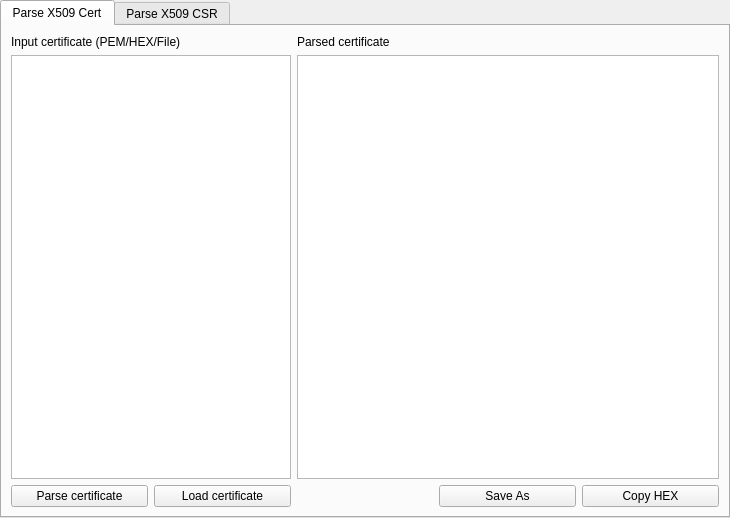
Qt form ui/Certificates/UiCertificates.ui (caffedrine/CryptoPocketKnife) before a commit.
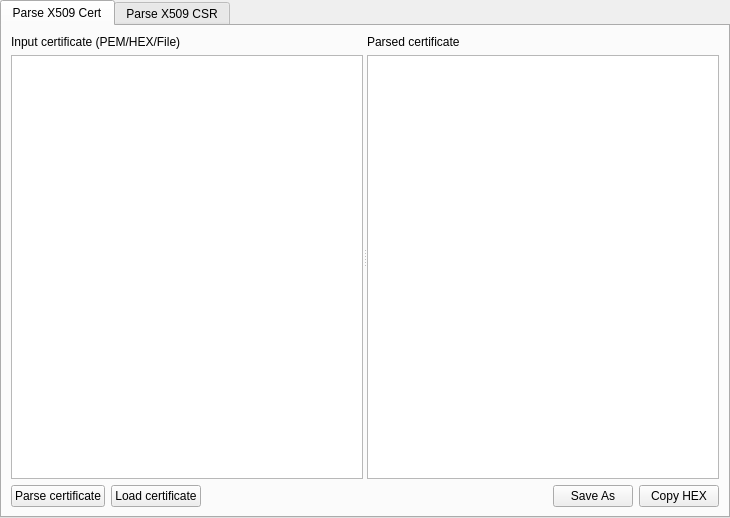
The same form after that commit. Custom widgets are drawn as their Qt base class.

The edit to the form file:
```diff
--- a/ui/Certificates/UiCertificates.ui
+++ b/ui/Certificates/UiCertificates.ui
@@ -35,57 +35,86 @@
       <attribute name="title">
        <string>Parse X509 Cert</string>
       </attribute>
-      <layout class="QGridLayout" name="gridLayout_12">
-       <item row="0" column="0" colspan="2">
-        <widget class="QLabel" name="label_27">
-         <property name="text">
-          <string>Input certificate (PEM/HEX/File)</string>
+      <layout class="QGridLayout" name="gridLayout_3">
+       <item row="0" column="0" colspan="5">
+        <widget class="QSplitter" name="splitter_2">
+         <property name="orientation">
+          <enum>Qt::Horizontal</enum>
          </property>
-        </widget>
-       </item>
-       <item row="0" column="2">
-        <widget class="QLabel" name="label_28">
-         <property name="text">
-          <string>Parsed certificate</string>
-         </property>
-        </widget>
-       </item>
-       <item row="1" column="0" colspan="2">
-        <widget class="AdvancedTextEdit" name="textEdit_certificates_Parse_InputCertificate">
-         <property name="html">
-          <string>&lt;!DOCTYPE HTML PUBLIC &quot;-//W3C//DTD HTML 4.0//EN&quot; &quot;http://www.w3.org/TR/REC-html40/strict.dtd&quot;&gt;
+         <widget class="QWidget" name="verticalLayoutWidget_4">
+          <layout class="QVBoxLayout" name="verticalLayout_Input_2">
+           <item>
+            <widget class="QLabel" name="label_27">
+             <property name="text">
+              <string>Input certificate (PEM/HEX/File)</string>
+             </property>
+            </widget>
+           </item>
+           <item>
+            <widget class="AdvancedTextEdit" name="textEdit_certificates_Parse_InputCertificate">
+             <property name="html">
+              <string>&lt;!DOCTYPE HTML PUBLIC &quot;-//W3C//DTD HTML 4.0//EN&quot; &quot;http://www.w3.org/TR/REC-html40/strict.dtd&quot;&gt;
 &lt;html&gt;&lt;head&gt;&lt;meta name=&quot;qrichtext&quot; content=&quot;1&quot; /&gt;&lt;meta charset=&quot;utf-8&quot; /&gt;&lt;style type=&quot;text/css&quot;&gt;
 p, li { white-space: pre-wrap; }
-&lt;/style&gt;&lt;/head&gt;&lt;body style=&quot; font-family:'Ubuntu'; font-size:11pt; font-weight:400; font-style:normal;&quot;&gt;
+hr { height: 1px; border-width: 0; }
+&lt;/style&gt;&lt;/head&gt;&lt;body style=&quot; font-family:'Segoe UI'; font-size:9pt; font-weight:400; font-style:normal;&quot;&gt;
 &lt;p style=&quot;-qt-paragraph-type:empty; margin-top:0px; margin-bottom:0px; margin-left:0px; margin-right:0px; -qt-block-indent:0; text-indent:0px; font-family:'MS Shell Dlg 2'; font-size:8.25pt;&quot;&gt;&lt;br /&gt;&lt;/p&gt;&lt;/body&gt;&lt;/html&gt;</string>
-         </property>
+             </property>
+            </widget>
+           </item>
+          </layout>
+         </widget>
+         <widget class="QWidget" name="verticalLayoutWidget_3">
+          <layout class="QVBoxLayout" name="verticalLayout_Output_2">
+           <item>
+            <widget class="QLabel" name="label_28">
+             <property name="text">
+              <string>Parsed certificate</string>
+             </property>
+            </widget>
+           </item>
+           <item>
+            <widget class="QTextEdit" name="textEdit_certificates_Parse_ParsedCertificate"/>
+           </item>
+          </layout>
+         </widget>
         </widget>
        </item>
-       <item row="1" column="2" colspan="3">
-        <widget class="QTextEdit" name="textEdit_certificates_Parse_ParsedCertificate"/>
-       </item>
-       <item row="2" column="0">
+       <item row="1" column="0">
         <widget class="QPushButton" name="pushButton_certificates_Parse_ParseCertificate">
          <property name="text">
           <string>Parse certificate</string>
          </property>
         </widget>
        </item>
-       <item row="2" column="1">
+       <item row="1" column="1">
         <widget class="QPushButton" name="pushButton_certificates_Parse_LoadCertificate">
          <property name="text">
           <string>Load certificate</string>
          </property>
         </widget>
        </item>
-       <item row="2" column="3">
+       <item row="1" column="2">
+        <spacer name="horizontalSpacer_2">
+         <property name="orientation">
+          <enum>Qt::Horizontal</enum>
+         </property>
+         <property name="sizeHint" stdset="0">
+          <size>
+           <width>349</width>
+           <height>20</height>
+          </size>
+         </property>
+        </spacer>
+       </item>
+       <item row="1" column="3">
         <widget class="QPushButton" name="pushButton_certificates_Parse_ExportCRT">
          <property name="text">
           <string>Save As</string>
          </property>
         </widget>
        </item>
-       <item row="2" column="4">
+       <item row="1" column="4">
         <widget class="QPushButton" name="pushButton_certificates_Parse_CopyCertHEX">
          <property name="text">
           <string>Copy HEX</string>
```
Left out of the diff: 85 changed lines with no effect on the pictures.
